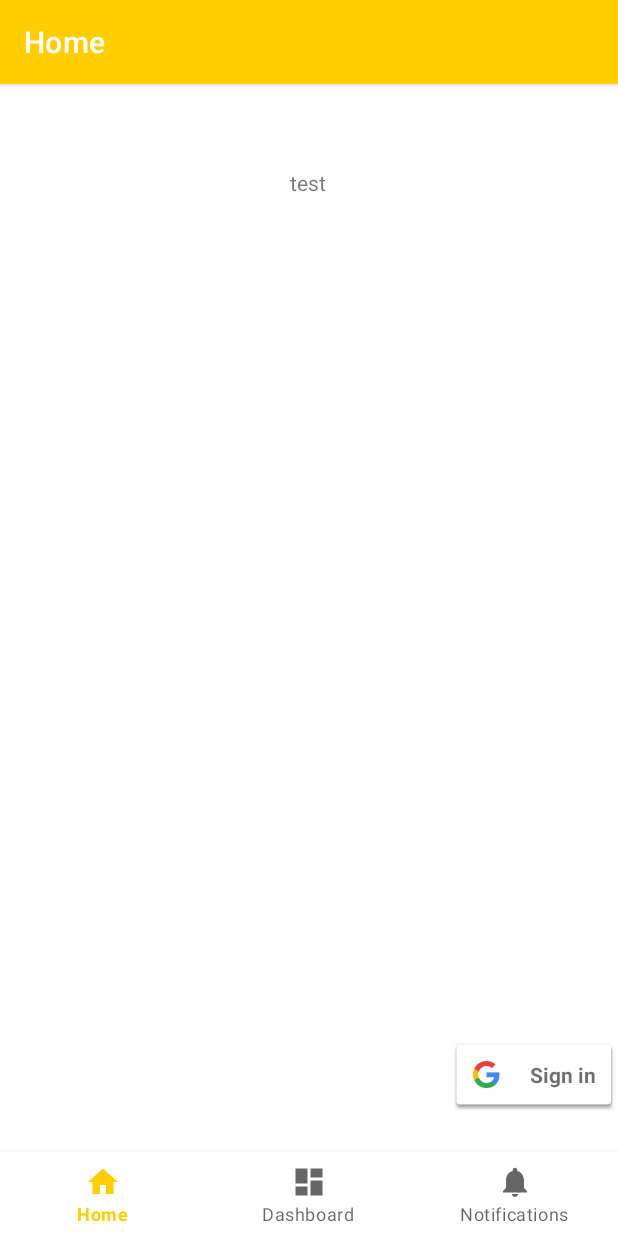
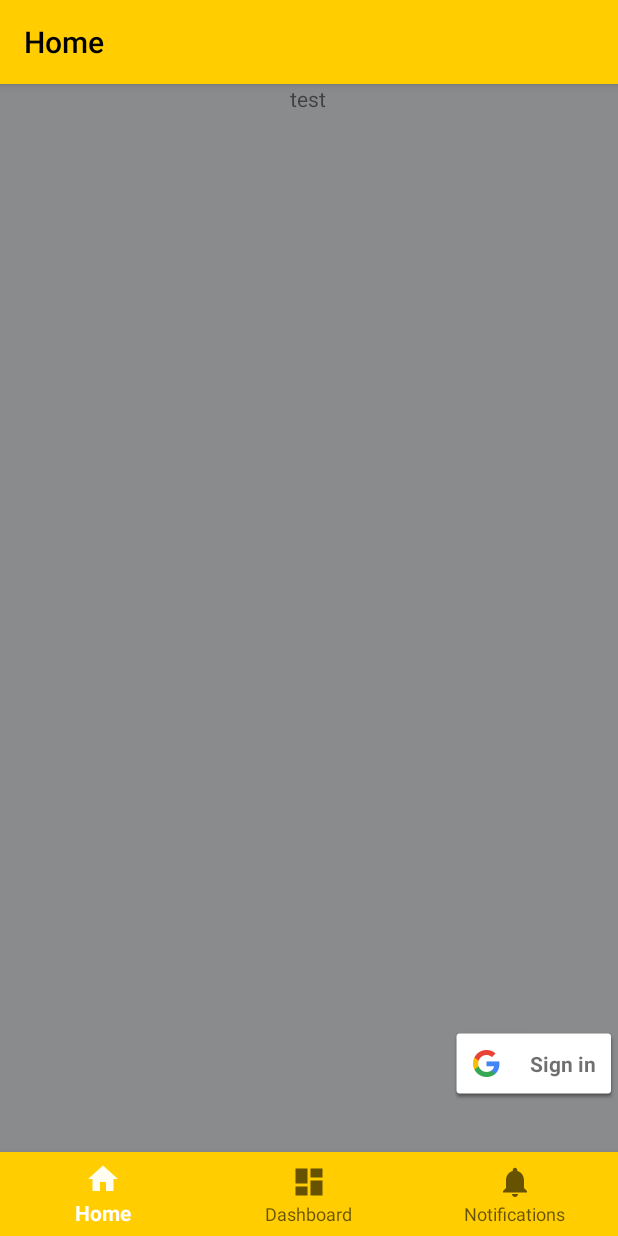
Before and after one commit to Brayden1000/CS3141-R01-team1, an Android app: the screen it shows after launch (MainActivity), on a phone screen of 412 x 824 dp. Run offline under Robolectric (Android 15) with nearby library versions, the phone set to English and light mode, and no system bars; our stand-ins replace Volley, navigation-ui.

Commit message:
UI update for mobile app

```diff
--- a/mobileapp/CS31411/app/src/main/java/com/example/cs3141_1/MainActivity.java
+++ b/mobileapp/CS31411/app/src/main/java/com/example/cs3141_1/MainActivity.java
@@ -1,13 +1,18 @@
 package com.example.cs3141_1;
 
 import android.content.Intent;
+import android.graphics.Color;
+import android.graphics.drawable.ColorDrawable;
+import android.os.Build;
 import android.os.Bundle;
+import android.text.Html;
 import android.util.Log;
 import android.view.View;
 import android.widget.Button;
 
 import com.google.android.material.bottomnavigation.BottomNavigationView;
 
+import androidx.appcompat.app.ActionBar;
 import androidx.appcompat.app.AppCompatActivity;
 import androidx.navigation.NavController;
 import androidx.navigation.Navigation;
@@ -44,7 +49,18 @@ public class MainActivity extends AppCompatActivity {
         NavController navController = Navigation.findNavController(this, R.id.nav_host_fragment_activity_main);
         NavigationUI.setupActionBarWithNavController(this, navController, appBarConfiguration);
         NavigationUI.setupWithNavController(binding.navView, navController);
+        // Define ActionBar object
+        ActionBar actionBar;
+        actionBar = getSupportActionBar();
 
+        // Define ColorDrawable object and parse color
+        // using parseColor method
+        // with color hash code as its parameter
+        ColorDrawable colorDrawable
+                = new ColorDrawable(Color.parseColor("#FFCD00"));
+
+        // Set BackgroundDrawable
+        actionBar.setBackgroundDrawable(colorDrawable);
 
     }
 
--- a/mobileapp/CS31411/app/src/main/java/com/example/cs3141_1/ui/dashboard/DashboardFragment.java
+++ b/mobileapp/CS31411/app/src/main/java/com/example/cs3141_1/ui/dashboard/DashboardFragment.java
@@ -2,6 +2,7 @@ package com.example.cs3141_1.ui.dashboard;
 
 import android.content.Context;
 import android.content.SharedPreferences;
+import android.graphics.Color;
 import android.os.Bundle;
 import android.preference.PreferenceManager;
 import android.util.Log;
@@ -65,6 +66,7 @@ public class DashboardFragment extends Fragment {
             elevatorName = sc.next();
             if(Integer.parseInt(reports) >= downThreshold){
                 status = "not working";
+
             }else{
                 status = "working";
             }
--- a/mobileapp/CS31411/app/src/main/res/drawable/ic_home_black_24dp.xml
+++ b/mobileapp/CS31411/app/src/main/res/drawable/ic_home_black_24dp.xml
@@ -4,6 +4,6 @@
     android:viewportWidth="24.0"
     android:viewportHeight="24.0">
     <path
-        android:fillColor="#FF000000"
+        android:fillColor="#F00000FF"
         android:pathData="M10,20v-6h4v6h5v-8h3L12,3 2,12h3v8z" />
 </vector>
--- a/mobileapp/CS31411/app/src/main/res/layout/activity_main.xml
+++ b/mobileapp/CS31411/app/src/main/res/layout/activity_main.xml
@@ -4,15 +4,15 @@
     android:id="@+id/container"
     android:layout_width="match_parent"
     android:layout_height="match_parent"
-    android:paddingTop="?attr/actionBarSize">
-
+    android:background="@color/grey">
+    <!--   android:paddingTop="?attr/actionBarSize"   I REMOVED THIS PADDING BETWEEN UNDERNEATH THE ACTION BAR -->
     <com.google.android.material.bottomnavigation.BottomNavigationView
         android:id="@+id/nav_view"
         android:layout_width="0dp"
         android:layout_height="wrap_content"
         android:layout_marginStart="0dp"
         android:layout_marginEnd="0dp"
-        android:background="?android:attr/windowBackground"
+        android:background="@color/gold"
         app:layout_constraintBottom_toBottomOf="parent"
         app:layout_constraintLeft_toLeftOf="parent"
         app:layout_constraintRight_toRightOf="parent"
--- a/mobileapp/CS31411/app/src/main/res/layout/fragment_dashboard.xml
+++ b/mobileapp/CS31411/app/src/main/res/layout/fragment_dashboard.xml
@@ -1,4 +1,5 @@
 <?xml version="1.0" encoding="utf-8"?>
+
 <LinearLayout xmlns:android="http://schemas.android.com/apk/res/android"
     xmlns:tools="http://schemas.android.com/tools"
     android:layout_width="match_parent"
--- a/mobileapp/CS31411/app/src/main/res/values/themes.xml
+++ b/mobileapp/CS31411/app/src/main/res/values/themes.xml
@@ -1,24 +1,32 @@
 <resources xmlns:tools="http://schemas.android.com/tools">
     <!-- Base application theme. -->
-    <style name="Theme.CS31411" parent="Theme.MaterialComponents.DayNight.DarkActionBar">
+    <style name="Theme.CS31411" parent="Theme.MaterialComponents.DayNight.DarkActionBar.Bridge">
         <!-- Primary brand color. -->
-        <item name="colorPrimary">@color/gold</item>
+        <item name="colorPrimary">@color/white</item>
         <item name="colorPrimaryVariant">@color/gold</item>
-        <item name="colorOnPrimary">@color/white</item>
+        <item name="colorOnPrimary">@color/black</item>
         <!-- Secondary brand color. -->
         <item name="colorSecondary">@color/grey</item>
         <item name="colorSecondaryVariant">@color/grey</item>
         <item name="colorOnSecondary">@color/black</item>
+        <item name="titleTextColor">@color/black</item>
         <!-- Status bar color. -->
         <item name="android:statusBarColor">?attr/colorPrimaryVariant</item>
+
         <!-- Customize your theme here. -->
+        <item name="android:navigationBarColor">@color/black</item>
     </style>
+
 
     <style name="Theme.CS31411.NoActionBar">
         <item name="windowActionBar">false</item>
         <item name="windowNoTitle">true</item>
     </style>
 
+    <style name="Button.Gold" parent="ThemeOverlay.AppCompat">
+        <item name="colorAccent">@color/gold</item>
+    </style>
+
     <style name="Theme.CS31411.AppBarOverlay" parent="ThemeOverlay.AppCompat.Dark.ActionBar" />
 
     <style name="Theme.CS31411.PopupOverlay" parent="ThemeOverlay.AppCompat.Light" />
```
Also changed, not shown: mobileapp/CS31411/app/src/main/java/com/example/cs3141_1/ElevatorAdapter.java (+13 -4 lines), mobileapp/CS31411/app/src/main/res/layout/list_item.xml (+11 -6 lines).
